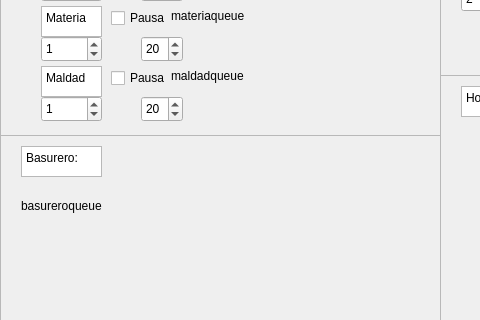
Above: MonsterFactory/mainwindow.ui from arty4325/IC2001-MonsterFactory before the change; both pictures show x 0 to 480 and y 115 to 435 of the 1366 by 768 pixel window. Below: the same form after it.
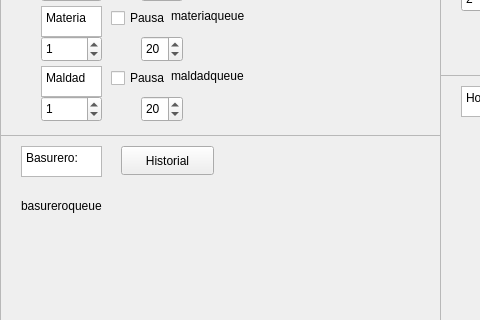
That is the form after the change.

Patch:
```diff
--- a/MonsterFactory/mainwindow.ui
+++ b/MonsterFactory/mainwindow.ui
@@ -685,6 +685,19 @@
 &lt;p style=&quot; margin-top:0px; margin-bottom:0px; margin-left:0px; margin-right:0px; -qt-block-indent:0; text-indent:0px;&quot;&gt;Basurero:&lt;/p&gt;&lt;/body&gt;&lt;/html&gt;</string>
       </property>
      </widget>
+     <widget class="QPushButton" name="historialBasurero">
+      <property name="geometry">
+       <rect>
+        <x>120</x>
+        <y>10</y>
+        <width>93</width>
+        <height>29</height>
+       </rect>
+      </property>
+      <property name="text">
+       <string>Historial</string>
+      </property>
+     </widget>
     </widget>
    </widget>
    <widget class="QScrollArea" name="scrollArea_9">
```
